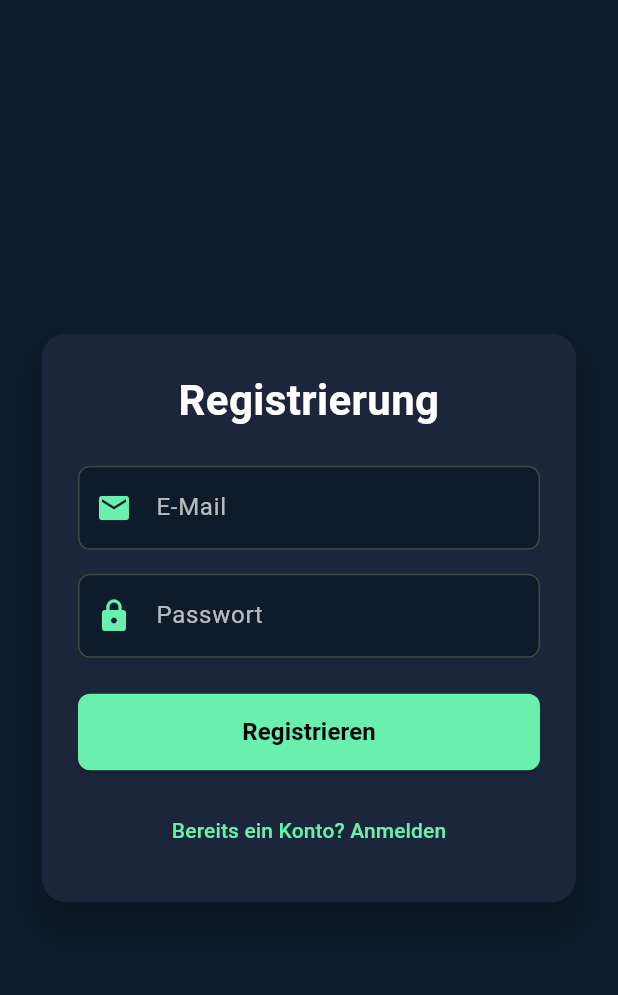
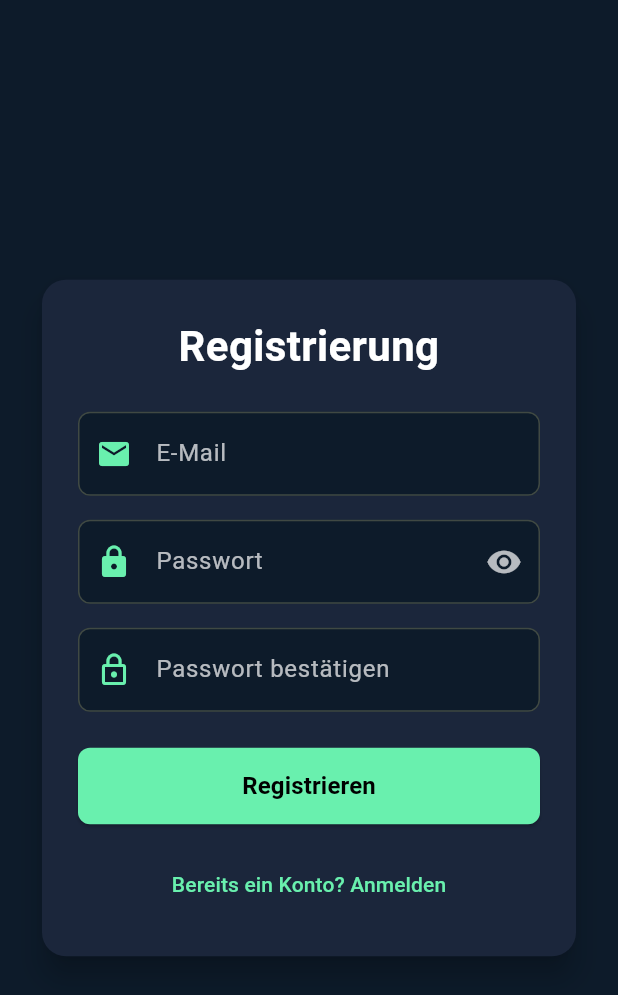
Before and after one commit to amagnor/msgtest, a Flutter app: the screen it shows after launch, after a tap on "Noch kein Konto? Hier registrieren", on a phone screen of 412 x 824 dp. Shown: the top 995 px of the screen. Run offline on Flutter 3.47's test engine with Material 3 defaults, Android fonts, the phone set to English and light mode, and no system bars; our stand-ins replace device_info_plus, firebase_core, firebase_messaging, supabase_flutter; missing offline and left inert: dart:ffi, objective_c, shared_preferences_platform_interface; accounts and stored records are empty.

Commit message:
Passwortbestätigung

```diff
--- a/lib/login_screen.dart
+++ b/lib/login_screen.dart
@@ -12,12 +12,14 @@ class LoginScreen extends StatefulWidget {
 class _LoginScreenState extends State<LoginScreen> {
   final _emailController = TextEditingController();
   final _passwordController = TextEditingController();
+  final _confirmPasswordController = TextEditingController();
   final _otpController = TextEditingController();
   final _formKey = GlobalKey<FormState>();
 
   bool _isSignUp = false;
   bool _isVerificationStep = false;
   bool _isLoading = false;
+  bool _obscurePassword = true;
   String? _errorMessage;
   String? _successMessage;
   String? _pendingEmail;
@@ -28,6 +30,7 @@ class _LoginScreenState extends State<LoginScreen> {
   void dispose() {
     _emailController.dispose();
     _passwordController.dispose();
+    _confirmPasswordController.dispose();
     _otpController.dispose();
     super.dispose();
   }
@@ -252,6 +255,7 @@ class _LoginScreenState extends State<LoginScreen> {
                             _isSignUp = false;
                             _errorMessage = null;
                             _successMessage = null;
+                            _confirmPasswordController.clear();
                           });
                         },
                         child: const Text(
@@ -293,13 +297,27 @@ class _LoginScreenState extends State<LoginScreen> {
                       TextFormField(
                         controller: _passwordController,
                         style: const TextStyle(color: Colors.white),
-                        obscureText: true,
+                        obscureText: _obscurePassword,
                         decoration: InputDecoration(
                           labelText: 'Passwort',
                           labelStyle: const TextStyle(color: Colors.white70),
                           prefixIcon: const Icon(
                             Icons.lock,
                             color: Colors.greenAccent,
+                          ),
+                          suffixIcon: GestureDetector(
+                            onTapDown: (_) =>
+                                setState(() => _obscurePassword = false),
+                            onTapUp: (_) =>
+                                setState(() => _obscurePassword = true),
+                            onTapCancel: () =>
+                                setState(() => _obscurePassword = true),
+                            child: Icon(
+                              _obscurePassword
+                                  ? Icons.visibility
+                                  : Icons.visibility_off,
+                              color: Colors.white70,
+                            ),
                           ),
                           filled: true,
                           fillColor: const Color(0xFF0D1B2A),
@@ -314,6 +332,39 @@ class _LoginScreenState extends State<LoginScreen> {
                           return null;
                         },
                       ),
+
+                      if (_isSignUp) ...[
+                        const SizedBox(height: 16),
+                        TextFormField(
+                          controller: _confirmPasswordController,
+                          style: const TextStyle(color: Colors.white),
+                          obscureText: true,
+                          decoration: InputDecoration(
+                            labelText: 'Passwort bestätigen',
+                            labelStyle: const TextStyle(color: Colors.white70),
+                            prefixIcon: const Icon(
+                              Icons.lock_outline,
+                              color: Colors.greenAccent,
+                            ),
+                            filled: true,
+                            fillColor: const Color(0xFF0D1B2A),
+                            border: OutlineInputBorder(
+                              borderRadius: BorderRadius.circular(8),
+                            ),
+                          ),
+                          validator: (value) {
+                            if (!_isSignUp) return null;
+                            if (value == null || value.isEmpty) {
+                              return 'Bitte das Passwort wiederholen';
+                            }
+                            if (value != _passwordController.text) {
+                              return 'Die Passwörter stimmen nicht überein';
+                            }
+                            return null;
+                          },
+                        ),
+                      ],
+
                       const SizedBox(height: 24),
 
                       // Submit Button
@@ -352,6 +403,7 @@ class _LoginScreenState extends State<LoginScreen> {
                             _isSignUp = !_isSignUp;
                             _errorMessage = null;
                             _successMessage = null;
+                            _confirmPasswordController.clear();
                           });
                         },
                         child: Text(
```
